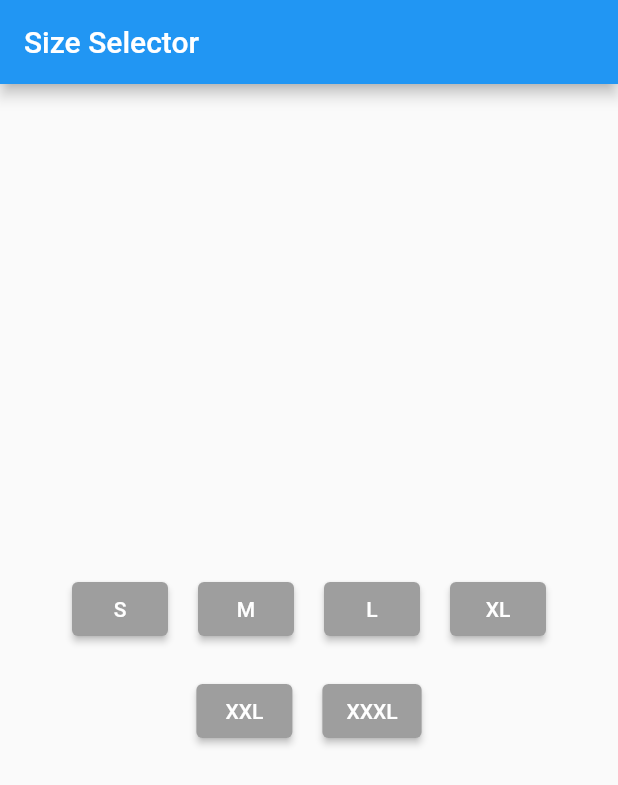
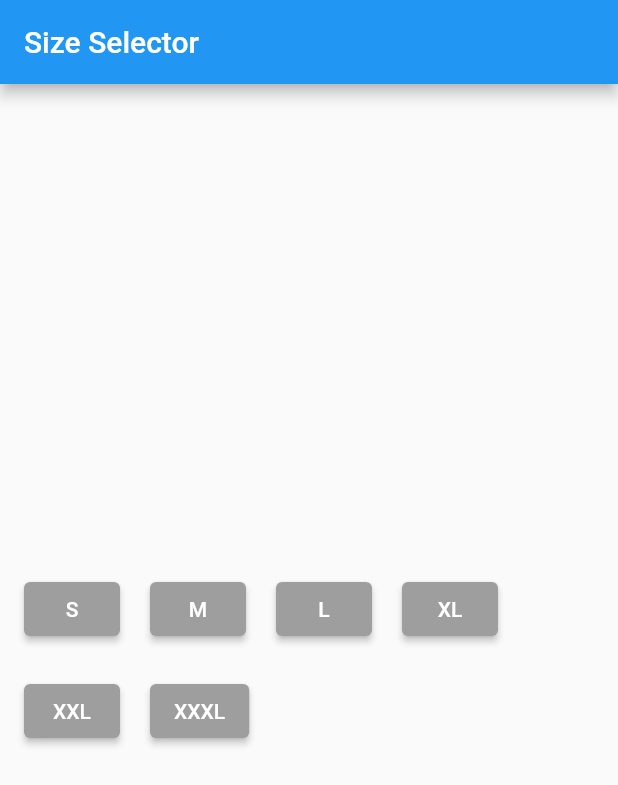
Before and after one commit to sohel7/livetest_module_09, a Flutter app: the screen it shows after launch, on a phone screen of 412 x 824 dp. Shown: the top 785 px of the screen. Run offline on Flutter 3.47's test engine with Material 2 defaults, Android fonts, the phone set to English and light mode, and no system bars.

Commit message:
Update main.dart

```diff
--- a/lib/main.dart
+++ b/lib/main.dart
@@ -47,11 +47,13 @@
         title: const Text('Size Selector'),
       ),
       body: Center(
-        child: Column(
+        child: Padding(
+          padding: const EdgeInsets.all(16.0),
+           child: Column(
           mainAxisAlignment: MainAxisAlignment.center,
           children: <Widget>[
             Row(
-              mainAxisAlignment: MainAxisAlignment.center,
+              mainAxisAlignment: MainAxisAlignment.start,
               children: <Widget>[
                 ElevatedButton(
                   onPressed: () {
@@ -100,7 +102,7 @@
             ),
             const SizedBox(height: 20),
             Row(
-              mainAxisAlignment: MainAxisAlignment.center,
+              mainAxisAlignment: MainAxisAlignment.start,
               children: <Widget>[
                 ElevatedButton(
                   onPressed: () {
@@ -127,6 +129,7 @@
             ),
           ],
         ),
+        ),
       ),
     );
   }
```
